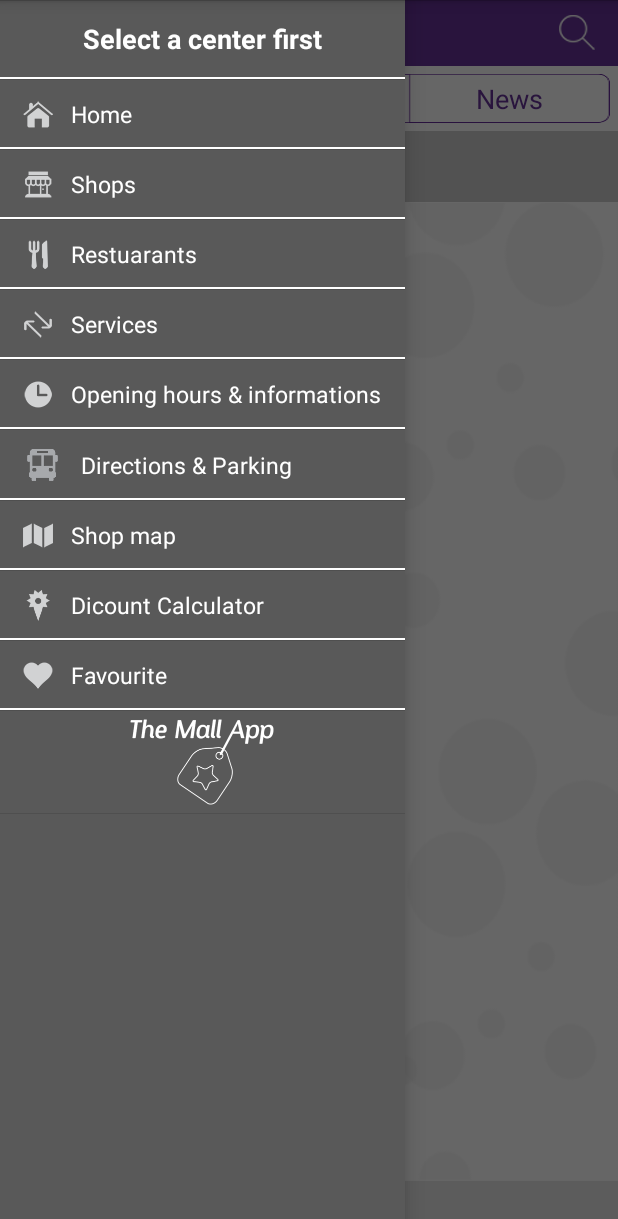
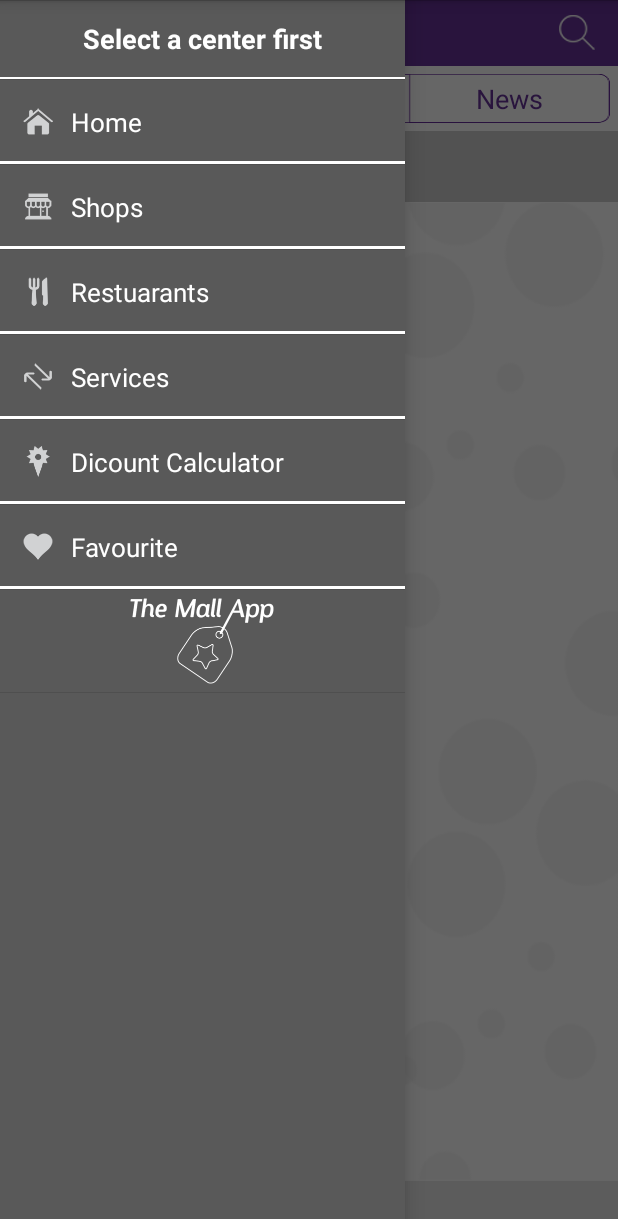
Before and after one commit to Detotty/MallApp, an Android app: the DashboardTabFragmentActivity screen opened directly, with no data from a screen before it, with the side drawer open, on a phone screen of 412 x 824 dp. Shown: the top 1219 px of the screen. Run offline under Robolectric (Android 15) with nearby library versions, the phone set to English and light mode, and no system bars; our stand-ins replace Picasso, Volley; network calls fail; pictures from the network do not load.

Commit message:
Scrolling Tabs Filters

```diff
--- a/mallApp/src/main/java/com/mallapp/Fragments/OffersTabFragment.java
+++ b/mallApp/src/main/java/com/mallapp/Fragments/OffersTabFragment.java
@@ -6,6 +6,7 @@ import java.util.List;
 import android.annotation.SuppressLint;
 import android.content.Context;
 import android.graphics.Bitmap;
+import android.graphics.Color;
 import android.graphics.drawable.BitmapDrawable;
 import android.graphics.drawable.Drawable;
 import android.os.Bundle;
@@ -23,6 +24,7 @@ import android.widget.ImageButton;
 import android.widget.ImageView;
 import android.widget.RadioGroup;
 import android.widget.RadioGroup.OnCheckedChangeListener;
+import android.widget.RelativeLayout;
 
 import com.ViewPager.Adapter.OffersNewsPagerAdapter;
 import com.astuetz.PagerSlidingTabStrip;
@@ -55,6 +57,7 @@ public class OffersTabFragment extends Fragment
     private PagerSlidingTabStrip tabs;
     public static ImageView center_logo;
     private ImageButton navigation_button;
+    RelativeLayout headerLayoutColor;
     private OffersNewsPagerAdapter adapter;
     public static String selected_center_name;
     public static String selected_center_logo;
@@ -81,7 +84,9 @@ public class OffersTabFragment extends Fragment
 
         navigation_button = (ImageButton) view.findViewById(R.id.navigation_drawer);
         center_logo = (ImageView) view.findViewById(R.id.center_logo);
-        setCenter_logo("rest_logo8");
+        headerLayoutColor = (RelativeLayout) view.findViewById(R.id.headerColor);
+        headerLayoutColor.setBackgroundColor(getResources().getColor(R.color.purple));
+        center_logo.setImageResource(R.drawable.logo);
         segmentText = (SegmentedRadioGroup) view.findViewById(R.id.segment_text);
         tabs = (PagerSlidingTabStrip) view.findViewById(R.id.tabs);
         pager = (ViewPager) view.findViewById(R.id.pager);
@@ -93,6 +98,7 @@ public class OffersTabFragment extends Fragment
             public void onPageScrollStateChanged(int arg0) {
                 // TODO Auto-generated method stub
                 //Log.e(" offers tab fragment ", "onPageScrollStateChanged");
+                callInOnResume();
             }
 
             @Override
@@ -129,10 +135,11 @@ public class OffersTabFragment extends Fragment
 
         String selectedCenter = TITLES.get(position).trim();
         setSelected_center_name(selectedCenter);
-        callInOnResume();
+
 
         if (position == 0) {
-            setCenter_logo("rest_logo8");
+            headerLayoutColor.setBackgroundColor(getResources().getColor(R.color.purple));
+            center_logo.setImageResource(R.drawable.logo);
             MainMenuConstants.SELECTED_CENTER_LOGO = null;
 
         } else {
@@ -144,6 +151,7 @@ public class OffersTabFragment extends Fragment
             for (FavouriteCentersModel center : TITLES_Centers) {
                 if (center.isIsfav() && center.getName().trim().equals(selectedCenter)) {
                     String center_logo_name = center.getLogoUrl();
+                    headerLayoutColor.setBackgroundColor(Color.parseColor(center.getCorporateColor()));
                     setCenter_logo(center_logo_name);
                     setSelected_center_logo(center_logo_name);
                 }
@@ -199,7 +207,7 @@ public class OffersTabFragment extends Fragment
         pager.setAdapter(adapter);
         final int pageMargin = (int) TypedValue.applyDimension(TypedValue.COMPLEX_UNIT_DIP, 4,
                 getResources().getDisplayMetrics());
-        pager.setPageMargin(pageMargin);
+//        pager.setPageMargin(pageMargin);
         pager.setOffscreenPageLimit(fragments.size());
         tabs.setViewPager(pager);
         adapter.notifyDataSetChanged();
@@ -235,6 +243,8 @@ public class OffersTabFragment extends Fragment
 
     public static void setCenter_logo(String center_logo) {
         Picasso.with(context).load(center_logo).into(OffersTabFragment.center_logo);
+
+
     }
 
     public static String getSelected_center_name() {
--- a/mallApp/src/main/res/layout/drawer_list_item.xml
+++ b/mallApp/src/main/res/layout/drawer_list_item.xml
@@ -8,7 +8,7 @@
     <ImageView
         android:id="@+id/nav_icon"
         android:layout_width="wrap_content"
-        android:layout_height="wrap_content"
+        android:layout_height="30dp"
         android:layout_alignParentLeft="true"
         android:layout_centerVertical="true"
         android:layout_marginRight="12dp"
@@ -27,10 +27,10 @@
         android:layout_centerVertical="true"
         android:text="TextView"
         android:textColor="@color/white"
-        android:textSize="15sp" />
+        android:textSize="17sp" />
     <View
         android:layout_width="fill_parent"
-        android:layout_height="1dp"
+        android:layout_height="2dp"
         android:layout_below="@+id/nav_icon"
         android:background="@color/white"></View>
 
--- a/mallApp/src/main/res/layout/offer_hearder_layout.xml
+++ b/mallApp/src/main/res/layout/offer_hearder_layout.xml
@@ -3,6 +3,7 @@
     android:layout_width="fill_parent"
     android:layout_height="wrap_content"
     android:background="@color/purple"
+    android:id="@+id/headerColor"
     android:gravity="center_vertical"
     android:padding="@dimen/margin_padding_small" >
 
@@ -19,8 +20,8 @@
 
     <ImageView
         android:id="@+id/center_logo"
-        android:layout_width="wrap_content"
-        android:layout_height="wrap_content"
+        android:layout_width="100dp"
+        android:layout_height="30dp"
         android:layout_centerHorizontal="true"
         android:layout_centerVertical="true"
         android:contentDescription="@string/app_name"
--- a/mallApp/src/main/res/values/navigation_list.xml
+++ b/mallApp/src/main/res/values/navigation_list.xml
@@ -5,9 +5,6 @@
         <item>Shops</item>
         <item>Restuarants</item>
         <item>Services</item>
-        <item>Opening hours &amp; informations</item>
-        <item>Directions &amp; Parking</item>
-        <item>Shop map</item>
         <item>Dicount Calculator</item>
         <item>Favourite</item>
 	</string-array>
@@ -17,10 +14,8 @@
         <item>shop</item>
         <item>restaurant</item>
         <item>services</item>
-        <item>opening</item>
-        <item>buss</item>
-        <item>map</item>
         <item>offer</item>
         <item>fav</item>
+
 	</string-array>
 </resources>
```
Also changed, not shown: 42 other files.
